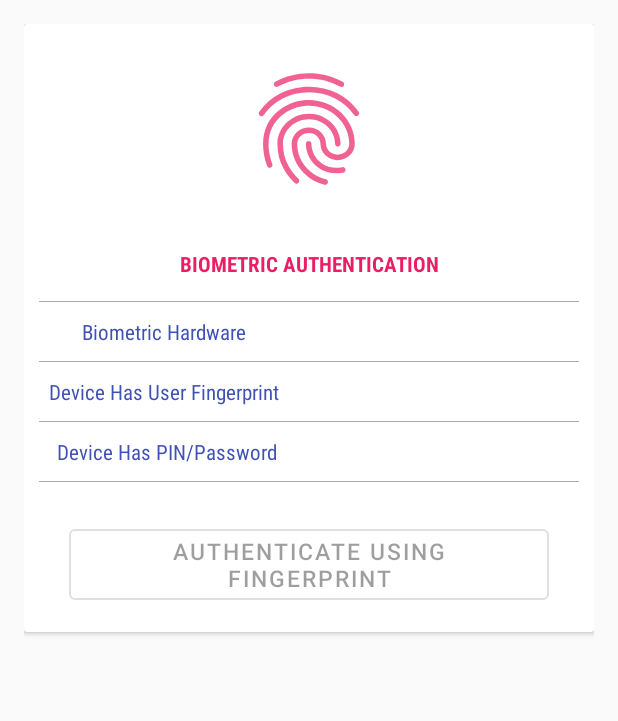
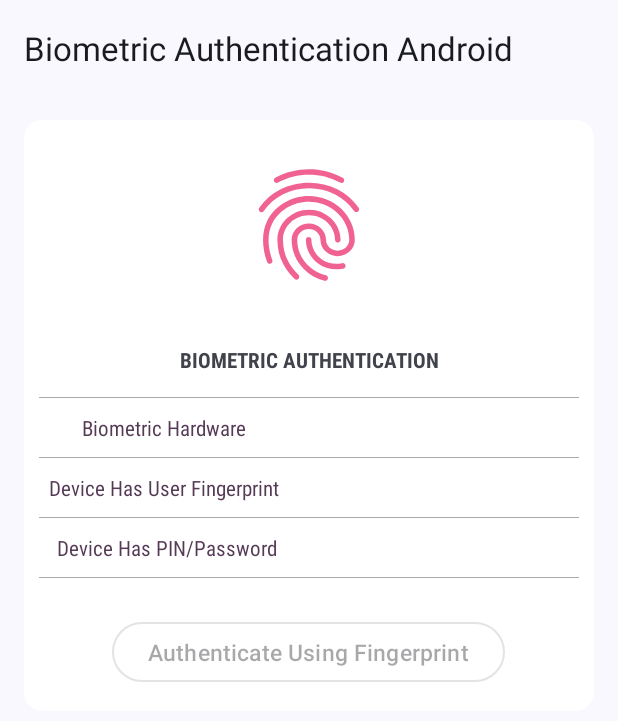
Before and after one commit to BharathVishal/Biometric-Authentication-Android, an Android app: the layout activity_main.xml on its own in the app's theme, with its tools: preview values and no code run, on a phone screen of 412 x 824 dp. Shown: the top 721 px of the screen. Run offline under Robolectric (Android 15) with nearby library versions, the phone set to English and light mode, and no system bars.

Commit message:
Development commit
- Upgraded app to Material You theming. App supports Dynamic material theming for devices running Android 12.
- Upgraded target SDK to 32. App can now be resized.
- Updated Kotlin version.
- Updated all internal dependencies.

```diff
--- /dev/null
+++ b/app/src/main/java/com/bharathvishal/androidbiometricauthentication/ApplicationClass/MyApplication.kt
@@ -0,0 +1,13 @@
+package com.bharathvishal.androidbiometricauthentication.ApplicationClass
+
+import android.app.Application
+import com.google.android.material.color.DynamicColors
+
+class MyApplication : Application() {
+    override fun onCreate() {
+        super.onCreate()
+
+        //For dynamic theming on Android 12 and above
+        DynamicColors.applyToActivitiesIfAvailable(this)
+    }
+}
--- a/app/src/main/res/layout/activity_main.xml
+++ b/app/src/main/res/layout/activity_main.xml
@@ -1,33 +1,48 @@
 <?xml version="1.0" encoding="utf-8"?>
 <androidx.constraintlayout.widget.ConstraintLayout xmlns:android="http://schemas.android.com/apk/res/android"
     xmlns:app="http://schemas.android.com/apk/res-auto"
-    android:layout_width="match_parent"
     xmlns:card_view="http://schemas.android.com/apk/res-auto"
     xmlns:tools="http://schemas.android.com/tools"
     android:id="@+id/constraintlayoutMain"
+    android:layout_width="match_parent"
     android:layout_height="match_parent"
-    android:padding="16dp"
     tools:context=".Activities.MainActivity">
+
+    <com.google.android.material.appbar.AppBarLayout
+        android:id="@+id/appbarLayout"
+        android:layout_width="match_parent"
+        android:layout_height="wrap_content"
+        app:layout_constraintLeft_toLeftOf="parent"
+        app:layout_constraintRight_toRightOf="parent"
+        app:layout_constraintTop_toTopOf="parent">
+
+        <com.google.android.material.appbar.MaterialToolbar
+            android:id="@+id/toolbar"
+            android:layout_width="match_parent"
+            android:layout_height="?attr/actionBarSize"
+            app:title="@string/app_name" />
+
+    </com.google.android.material.appbar.AppBarLayout>
 
     <androidx.cardview.widget.CardView
         android:layout_width="match_parent"
         android:layout_height="wrap_content"
+        android:layout_margin="16dp"
         android:orientation="vertical"
         app:layout_constraintLeft_toLeftOf="parent"
         app:layout_constraintRight_toRightOf="parent"
-        app:layout_constraintTop_toTopOf="parent"
-        card_view:cardBackgroundColor="#FFFFFF"
-        card_view:cardCornerRadius="2dp"
-        card_view:cardElevation="2dp"
-        card_view:cardMaxElevation="5dp">
+        app:layout_constraintTop_toBottomOf="@+id/appbarLayout"
+        card_view:cardCornerRadius="12dp"
+        card_view:cardElevation="1dp"
+        card_view:cardMaxElevation="1dp">
 
 
         <ScrollView
             android:layout_width="match_parent"
             android:layout_height="wrap_content"
-            android:layout_alignParentBottom="true"
+            android:layout_alignParentStart="true"
             android:layout_alignParentLeft="true"
-            android:layout_alignParentStart="true">
+            android:layout_alignParentBottom="true">
 
 
             <LinearLayout
@@ -69,20 +84,17 @@
                         android:maxLines="1"
                         android:text="Biometric Authentication"
                         android:textAllCaps="true"
-                        android:textColor="#E91E63"
                         android:textStyle="bold" />
 
                 </LinearLayout>
-
-
 
 
                 <View
                     android:layout_width="match_parent"
                     android:layout_height="0.5sp"
                     android:layout_marginLeft="10dp"
+                    android:layout_marginTop="15dp"
                     android:layout_marginRight="10dp"
-                    android:layout_marginTop="15dp"
                     android:background="@android:color/darker_gray" />
 
 
@@ -103,7 +115,7 @@
                         android:gravity="center_horizontal"
                         android:maxLines="1"
                         android:text="Biometric Hardware "
-                        android:textColor="#3F51B5" />
+                        android:textColor="?attr/colorTertiary" />
 
 
                     <TextView
@@ -117,8 +129,7 @@
                         android:fontFamily="sans-serif-condensed"
                         android:gravity="center_horizontal"
                         android:maxLines="1"
-                        android:text=""
-                        android:textColor="#000" />
+                        android:text="" />
 
 
                 </LinearLayout>
@@ -128,8 +139,8 @@
                     android:layout_width="match_parent"
                     android:layout_height="0.5sp"
                     android:layout_marginLeft="10dp"
+                    android:layout_marginTop="10dp"
                     android:layout_marginRight="10dp"
-                    android:layout_marginTop="10dp"
                     android:background="@android:color/darker_gray" />
 
 
@@ -150,7 +161,7 @@
                         android:gravity="center_horizontal"
                         android:maxLines="1"
                         android:text="Device Has User Fingerprint "
-                        android:textColor="#3F51B5" />
+                        android:textColor="?attr/colorTertiary" />
 
 
                     <TextView
@@ -164,8 +175,7 @@
                         android:fontFamily="sans-serif-condensed"
                         android:gravity="center_horizontal"
                         android:maxLines="1"
-                        android:text=""
-                        android:textColor="#000" />
+                        android:text="" />
 
                 </LinearLayout>
 
@@ -174,8 +184,8 @@
                     android:layout_width="match_parent"
                     android:layout_height="0.5sp"
                     android:layout_marginLeft="10dp"
+                    android:layout_marginTop="10dp"
                     android:layout_marginRight="10dp"
-                    android:layout_marginTop="10dp"
                     android:background="@android:color/darker_gray" />
 
 
@@ -195,8 +205,8 @@
                         android:fontFamily="sans-serif-condensed"
                         android:gravity="center_horizontal"
                         android:maxLines="2"
-                        android:text="Device Has PIN/Password"
-                        android:textColor="#3F51B5" />
+                        android:text="@string/device_has_pin_password"
+                        android:textColor="?attr/colorTertiary" />
 
 
                     <TextView
@@ -210,8 +220,7 @@
                         android:fontFamily="sans-serif-condensed"
                         android:gravity="center"
                         android:maxLines="2"
-                        android:text=""
-                        android:textColor="#000" />
+                        android:text="" />
 
                 </LinearLayout>
 
@@ -219,37 +228,35 @@
                     android:layout_width="match_parent"
                     android:layout_height="0.5sp"
                     android:layout_marginLeft="10dp"
+                    android:layout_marginTop="10dp"
                     android:layout_marginRight="10dp"
-                    android:layout_marginTop="10dp"
                     android:background="@android:color/darker_gray" />
 
 
-
                 <com.google.android.material.button.MaterialButton
+                    android:id="@+id/authenticatefingerprintbutton"
+                    style="@style/Widget.Material3.Button.OutlinedButton"
                     android:layout_width="wrap_content"
                     android:layout_height="wrap_content"
                     android:layout_gravity="center"
                     android:layout_marginTop="25dp"
                     android:layout_marginBottom="15dp"
-                    android:id="@+id/authenticatefingerprintbutton"
                     android:enabled="false"
                     android:text="@string/authenticate_fingerprint"
-                    style="@style/Widget.MaterialComponents.Button.OutlinedButton"
                     android:textSize="15sp" />
 
 
-
                 <TextView
+                    android:id="@+id/textViewAuthResult"
                     android:layout_width="wrap_content"
                     android:layout_height="wrap_content"
                     android:layout_gravity="center"
                     android:layout_marginTop="15dp"
                     android:layout_marginBottom="30dp"
-                    android:id="@+id/textViewAuthResult"
-                    android:visibility="gone"
+                    android:text="Authentication success"
                     android:textColor="#9ccc65"
-                    android:text="Authentication success"
-                    android:textSize="19sp" />
+                    android:textSize="19sp"
+                    android:visibility="gone" />
 
             </LinearLayout>
 
--- /dev/null
+++ b/app/src/main/res/values-night/themes.xml
@@ -0,0 +1,34 @@
+<resources>
+
+    <style name="AppTheme" parent="Theme.Material3.Dark.NoActionBar">
+        <item name="colorPrimary">@color/md_theme_dark_primary</item>
+        <item name="colorOnPrimary">@color/md_theme_dark_onPrimary</item>
+        <item name="colorPrimaryContainer">@color/md_theme_dark_primaryContainer</item>
+        <item name="colorOnPrimaryContainer">@color/md_theme_dark_onPrimaryContainer</item>
+        <item name="colorSecondary">@color/md_theme_dark_secondary</item>
+        <item name="colorOnSecondary">@color/md_theme_dark_onSecondary</item>
+        <item name="colorSecondaryContainer">@color/md_theme_dark_secondaryContainer</item>
+        <item name="colorOnSecondaryContainer">@color/md_theme_dark_onSecondaryContainer</item>
+        <item name="colorTertiary">@color/md_theme_dark_tertiary</item>
+        <item name="colorOnTertiary">@color/md_theme_dark_onTertiary</item>
+        <item name="colorTertiaryContainer">@color/md_theme_dark_tertiaryContainer</item>
+        <item name="colorOnTertiaryContainer">@color/md_theme_dark_onTertiaryContainer</item>
+        <item name="colorError">@color/md_theme_dark_error</item>
+        <item name="colorErrorContainer">@color/md_theme_dark_errorContainer</item>
+        <item name="colorOnError">@color/md_theme_dark_onError</item>
+        <item name="colorOnErrorContainer">@color/md_theme_dark_onErrorContainer</item>
+        <item name="android:colorBackground">@color/md_theme_dark_background</item>
+        <item name="colorOnBackground">@color/md_theme_dark_onBackground</item>
+        <item name="colorSurface">@color/md_theme_dark_surface</item>
+        <item name="colorOnSurface">@color/md_theme_dark_onSurface</item>
+        <item name="colorSurfaceVariant">@color/md_theme_dark_surfaceVariant</item>
+        <item name="colorOnSurfaceVariant">@color/md_theme_dark_onSurfaceVariant</item>
+        <item name="colorOutline">@color/md_theme_dark_outline</item>
+        <item name="colorOnSurfaceInverse">@color/md_theme_dark_inverseOnSurface</item>
+        <item name="colorSurfaceInverse">@color/md_theme_dark_inverseSurface</item>
+        <item name="colorPrimaryInverse">@color/md_theme_dark_primaryInverse</item>
+
+        <item name="android:windowLightStatusBar">false</item>
+        <item name="android:statusBarColor">?colorSurface</item>
+    </style>
+</resources>
--- a/app/src/main/res/values/colors.xml
+++ b/app/src/main/res/values/colors.xml
@@ -1,6 +1,56 @@
-<?xml version="1.0" encoding="utf-8"?>
 <resources>
-    <color name="colorPrimary">#6200EE</color>
-    <color name="colorPrimaryDark">#3700B3</color>
-    <color name="colorAccent">#03DAC5</color>
+    <color name="md_theme_light_primary">#6D23F8</color>
+    <color name="md_theme_light_onPrimary">#FFFFFF</color>
+    <color name="md_theme_light_primaryContainer">#EADDFF</color>
+    <color name="md_theme_light_onPrimaryContainer">#21005E</color>
+    <color name="md_theme_light_secondary">#006B5F</color>
+    <color name="md_theme_light_onSecondary">#FFFFFF</color>
+    <color name="md_theme_light_secondaryContainer">#4FFBE5</color>
+    <color name="md_theme_light_onSecondaryContainer">#00201B</color>
+    <color name="md_theme_light_tertiary">#5E42D8</color>
+    <color name="md_theme_light_onTertiary">#FFFFFF</color>
+    <color name="md_theme_light_tertiaryContainer">#E6DEFF</color>
+    <color name="md_theme_light_onTertiaryContainer">#190065</color>
+    <color name="md_theme_light_error">#BA1B1B</color>
+    <color name="md_theme_light_errorContainer">#FFDAD4</color>
+    <color name="md_theme_light_onError">#FFFFFF</color>
+    <color name="md_theme_light_onErrorContainer">#410001</color>
+    <color name="md_theme_light_background">#FFFBFE</color>
+    <color name="md_theme_light_onBackground">#1C1B1E</color>
+    <color name="md_theme_light_surface">#FFFBFE</color>
+    <color name="md_theme_light_onSurface">#1C1B1E</color>
+    <color name="md_theme_light_surfaceVariant">#E6E0EB</color>
+    <color name="md_theme_light_onSurfaceVariant">#48454E</color>
+    <color name="md_theme_light_outline">#79757F</color>
+    <color name="md_theme_light_inverseOnSurface">#F4EFF3</color>
+    <color name="md_theme_light_inverseSurface">#313033</color>
+    <color name="md_theme_light_primaryInverse">#D0BCFF</color>
+    <color name="md_theme_dark_primary">#D0BCFF</color>
+    <color name="md_theme_dark_onPrimary">#380094</color>
+    <color name="md_theme_dark_primaryContainer">#5200CE</color>
+    <color name="md_theme_dark_onPrimaryContainer">#EADDFF</color>
+    <color name="md_theme_dark_secondary">#19DEC9</color>
+    <color name="md_theme_dark_onSecondary">#003730</color>
+    <color name="md_theme_dark_secondaryContainer">#005047</color>
+    <color name="md_theme_dark_onSecondaryContainer">#4FFBE5</color>
+    <color name="md_theme_dark_tertiary">#CABEFF</color>
+    <color name="md_theme_dark_onTertiary">#2D009D</color>
+    <color name="md_theme_dark_tertiaryContainer">#4522C0</color>
+    <color name="md_theme_dark_onTertiaryContainer">#E6DEFF</color>
+    <color name="md_theme_dark_error">#FFB4A9</color>
+    <color name="md_theme_dark_errorContainer">#930006</color>
+    <color name="md_theme_dark_onError">#680003</color>
+    <color name="md_theme_dark_onErrorContainer">#FFDAD4</color>
+    <color name="md_theme_dark_background">#1C1B1E</color>
+    <color name="md_theme_dark_onBackground">#E6E1E6</color>
+    <color name="md_theme_dark_surface">#1C1B1E</color>
+    <color name="md_theme_dark_onSurface">#E6E1E6</color>
+    <color name="md_theme_dark_surfaceVariant">#48454E</color>
+    <color name="md_theme_dark_onSurfaceVariant">#CAC4D0</color>
+    <color name="md_theme_dark_outline">#948F99</color>
+    <color name="md_theme_dark_inverseOnSurface">#1C1B1E</color>
+    <color name="md_theme_dark_inverseSurface">#E6E1E6</color>
+    <color name="md_theme_dark_primaryInverse">#6D23F8</color>
+    <color name="seed">#6200EE</color>
+    <color name="error">#BA1B1B</color>
 </resources>
--- a/app/src/main/res/values/strings.xml
+++ b/app/src/main/res/values/strings.xml
@@ -1,4 +1,5 @@
 <resources>
     <string name="app_name">Biometric Authentication Android</string>
     <string name="authenticate_fingerprint">Authenticate Using Fingerprint</string>
+    <string name="device_has_pin_password">Device Has PIN/Password</string>
 </resources>
--- a/app/src/main/res/values/styles.xml
+++ /dev/null
@@ -1,9 +0,0 @@
-<resources>
-    <!-- Base application theme. -->
-    <style name="AppTheme" parent="Theme.MaterialComponents.Light.NoActionBar.Bridge">
-        <!-- Customize your theme here. -->
-        <item name="colorPrimary">@color/colorPrimary</item>
-        <item name="colorPrimaryDark">@color/colorPrimaryDark</item>
-        <item name="colorAccent">@color/colorAccent</item>
-    </style>
-</resources>
--- /dev/null
+++ b/app/src/main/res/values/themes.xml
@@ -0,0 +1,34 @@
+<resources>
+
+    <style name="AppTheme" parent="Theme.Material3.Light.NoActionBar">
+        <item name="colorPrimary">@color/md_theme_light_primary</item>
+        <item name="colorOnPrimary">@color/md_theme_light_onPrimary</item>
+        <item name="colorPrimaryContainer">@color/md_theme_light_primaryContainer</item>
+        <item name="colorOnPrimaryContainer">@color/md_theme_light_onPrimaryContainer</item>
+        <item name="colorSecondary">@color/md_theme_light_secondary</item>
+        <item name="colorOnSecondary">@color/md_theme_light_onSecondary</item>
+        <item name="colorSecondaryContainer">@color/md_theme_light_secondaryContainer</item>
+        <item name="colorOnSecondaryContainer">@color/md_theme_light_onSecondaryContainer</item>
+        <item name="colorTertiary">@color/md_theme_light_tertiary</item>
+        <item name="colorOnTertiary">@color/md_theme_light_onTertiary</item>
+        <item name="colorTertiaryContainer">@color/md_theme_light_tertiaryContainer</item>
+        <item name="colorOnTertiaryContainer">@color/md_theme_light_onTertiaryContainer</item>
+        <item name="colorError">@color/md_theme_light_error</item>
+        <item name="colorErrorContainer">@color/md_theme_light_errorContainer</item>
+        <item name="colorOnError">@color/md_theme_light_onError</item>
+        <item name="colorOnErrorContainer">@color/md_theme_light_onErrorContainer</item>
+        <item name="android:colorBackground">@color/md_theme_light_background</item>
+        <item name="colorOnBackground">@color/md_theme_light_onBackground</item>
+        <item name="colorSurface">@color/md_theme_light_surface</item>
+        <item name="colorOnSurface">@color/md_theme_light_onSurface</item>
+        <item name="colorSurfaceVariant">@color/md_theme_light_surfaceVariant</item>
+        <item name="colorOnSurfaceVariant">@color/md_theme_light_onSurfaceVariant</item>
+        <item name="colorOutline">@color/md_theme_light_outline</item>
+        <item name="colorOnSurfaceInverse">@color/md_theme_light_inverseOnSurface</item>
+        <item name="colorSurfaceInverse">@color/md_theme_light_inverseSurface</item>
+        <item name="colorPrimaryInverse">@color/md_theme_light_primaryInverse</item>
+
+        <item name="android:windowLightStatusBar">true</item>
+        <item name="android:statusBarColor">?colorSurface</item>
+    </style>
+</resources>
--- a/build.gradle
+++ b/build.gradle
@@ -1,6 +1,6 @@
 // Top-level build file where you can add configuration options common to all sub-projects/modules.
 buildscript {
-    ext.kotlin_version = "1.6.0"
+    ext.kotlin_version = "1.6.10"
     repositories {
         google()
         mavenCentral()
```
Also changed, not shown: app/build.gradle (+6 -6 lines), app/src/main/AndroidManifest.xml (+6 -2 lines), 1 other file.
